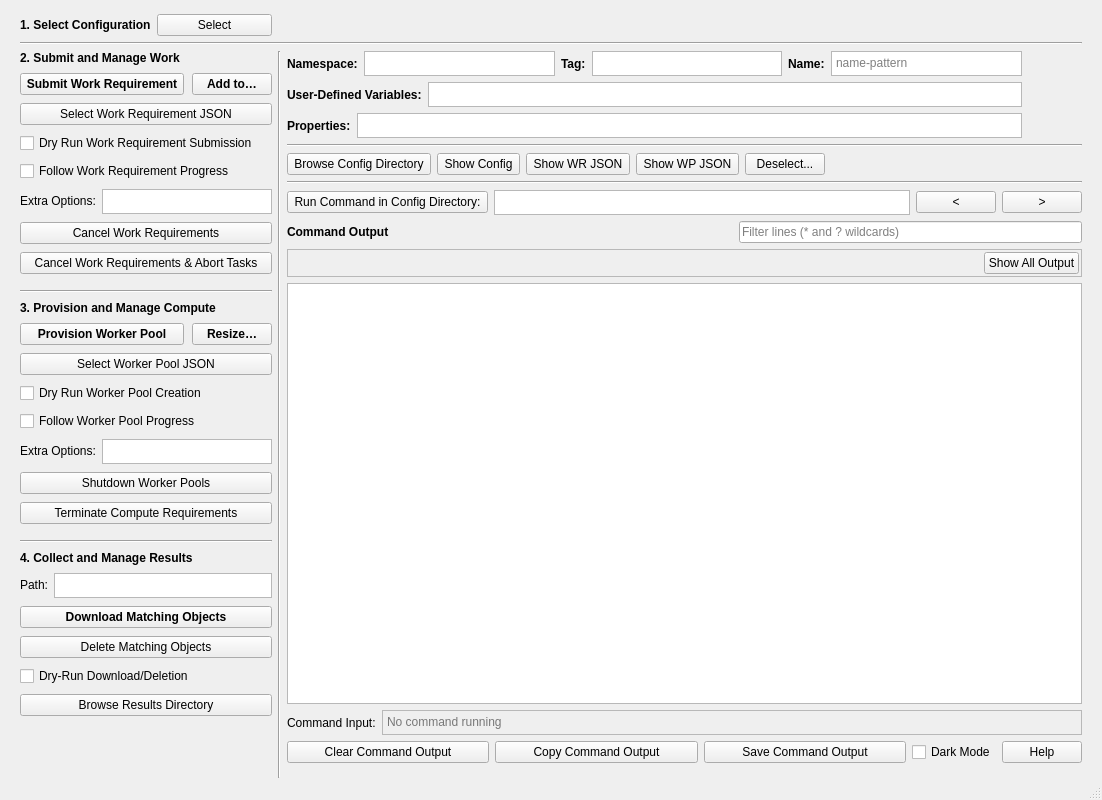
Old version of the form yellowdog_cli/commander/commander.ui in the repository yellowdog/yellowdog-cli.
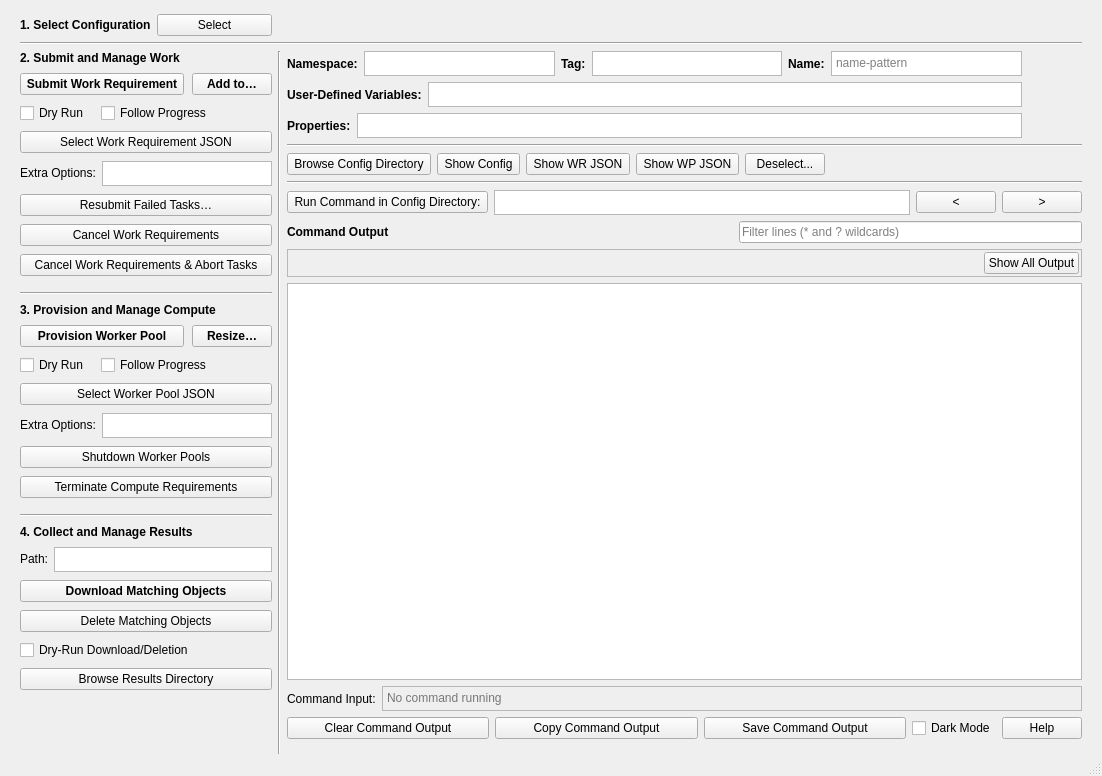
New version of the form.

Commit message: Commander: Resubmit Failed Tasks button; checkboxes paired

The edit to the form file:
```diff
--- a/yellowdog_cli/commander/commander.ui
+++ b/yellowdog_cli/commander/commander.ui
@@ -7,7 +7,7 @@
     <x>0</x>
     <y>0</y>
     <width>1102</width>
-    <height>800</height>
+    <height>776</height>
    </rect>
   </property>
   <property name="minimumSize">
@@ -182,22 +182,10 @@
        </layout>
       </item>
       <item>
-       <widget class="QPushButton" name="select_work_requirement">
-        <property name="toolTip">
-         <string>Choose a Work Requirement definition (.json or .jsonnet) to submit
-instead of the one the configuration file names</string>
+       <layout class="QHBoxLayout" name="horizontalLayout_wr_checkboxes" stretch="0,0,1">
+        <property name="spacing">
+         <number>12</number>
         </property>
-        <property name="font">
-         <font>
-          <italic>false</italic>
-          <bold>false</bold>
-         </font>
-        </property>
-        <property name="text">
-         <string>Select Work Requirement JSON</string>
-        </property>
-       </widget>
-      </item>
       <item>
        <widget class="QCheckBox" name="dry_run">
         <property name="toolTip">
@@ -207,7 +195,7 @@
          <bool>true</bool>
         </property>
         <property name="text">
-         <string>Dry Run Work Requirement Submission</string>
+           <string>Dry Run</string>
         </property>
        </widget>
       </item>
@@ -217,7 +205,39 @@
          <string>Follow the Work Requirement's progress until it finishes</string>
         </property>
         <property name="text">
-         <string>Follow Work Requirement Progress</string>
+           <string>Follow Progress</string>
+          </property>
+         </widget>
+        </item>
+        <item>
+         <spacer name="horizontalLayout_wr_checkboxes_spacer">
+          <property name="orientation">
+           <enum>Qt::Orientation::Horizontal</enum>
+          </property>
+          <property name="sizeHint" stdset="0">
+           <size>
+            <width>0</width>
+            <height>0</height>
+           </size>
+          </property>
+         </spacer>
+        </item>
+       </layout>
+      </item>
+      <item>
+       <widget class="QPushButton" name="select_work_requirement">
+        <property name="toolTip">
+         <string>Choose a Work Requirement definition (.json or .jsonnet) to submit
+instead of the one the configuration file names</string>
+        </property>
+        <property name="font">
+         <font>
+          <italic>false</italic>
+          <bold>false</bold>
+         </font>
+        </property>
+        <property name="text">
+         <string>Select Work Requirement JSON</string>
         </property>
        </widget>
       </item>
@@ -281,6 +301,17 @@
         </item>
        </layout>
       </item>
+      <item>
+       <widget class="QPushButton" name="resubmit_failed_tasks">
+        <property name="toolTip">
+         <string>Resubmit the failed Tasks of a Work Requirement, chosen from a list,
+as a new Work Requirement (yd workrequirement resubmit)</string>
+        </property>
+        <property name="text">
+         <string>Resubmit Failed Tasks…</string>
+        </property>
+       </widget>
+      </item>
       <item>
        <widget class="QPushButton" name="cancel_work_requirements">
         <property name="toolTip">
@@ -380,23 +411,17 @@
        </layout>
       </item>
       <item>
-       <widget class="QPushButton" name="select_worker_pool">
-        <property name="toolTip">
-         <string>Choose a Worker Pool definition (.json or .jsonnet) to provision
-instead of the one the configuration file names</string>
+       <layout class="QHBoxLayout" name="horizontalLayout_wp_checkboxes" stretch="0,0,1">
+        <property name="spacing">
+         <number>12</number>
         </property>
-        <property name="text">
-         <string>Select Worker Pool JSON</string>
-        </property>
-       </widget>
-      </item>
       <item>
        <widget class="QCheckBox" name="dry_run_worker_pool">
         <property name="toolTip">
          <string>Validate and print the Worker Pool without provisioning it</string>
         </property>
         <property name="text">
-         <string>Dry Run Worker Pool Creation</string>
+           <string>Dry Run</string>
         </property>
        </widget>
       </item>
@@ -406,7 +431,33 @@
          <string>Follow the Worker Pool's progress after provisioning</string>
         </property>
         <property name="text">
-         <string>Follow Worker Pool Progress</string>
+           <string>Follow Progress</string>
+          </property>
+         </widget>
+        </item>
+        <item>
+         <spacer name="horizontalLayout_wp_checkboxes_spacer">
+          <property name="orientation">
+           <enum>Qt::Orientation::Horizontal</enum>
+          </property>
+          <property name="sizeHint" stdset="0">
+           <size>
+            <width>0</width>
+            <height>0</height>
+           </size>
+          </property>
+         </spacer>
+        </item>
+       </layout>
+      </item>
+      <item>
+       <widget class="QPushButton" name="select_worker_pool">
+        <property name="toolTip">
+         <string>Choose a Worker Pool definition (.json or .jsonnet) to provision
+instead of the one the configuration file names</string>
+        </property>
+        <property name="text">
+         <string>Select Worker Pool JSON</string>
         </property>
        </widget>
       </item>
```
Lines whose indentation alone changed are shown as unchanged. The commit also changes 13 other files.
